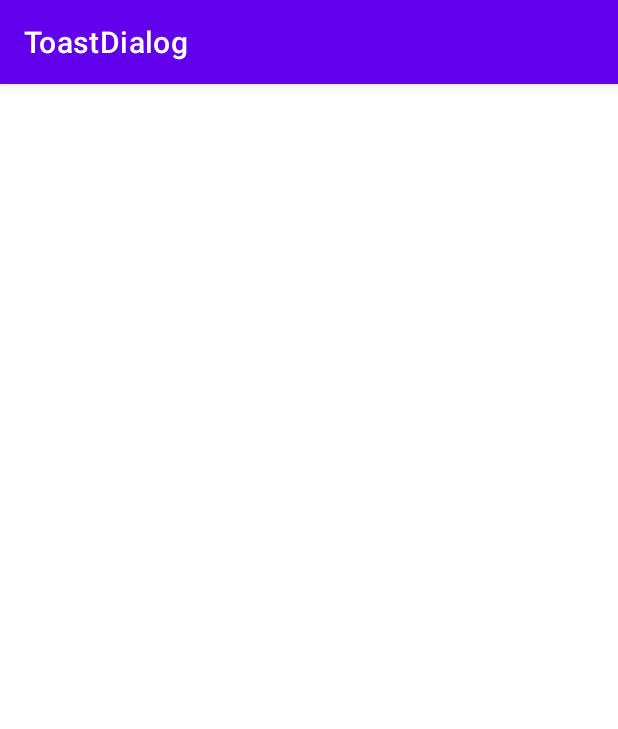
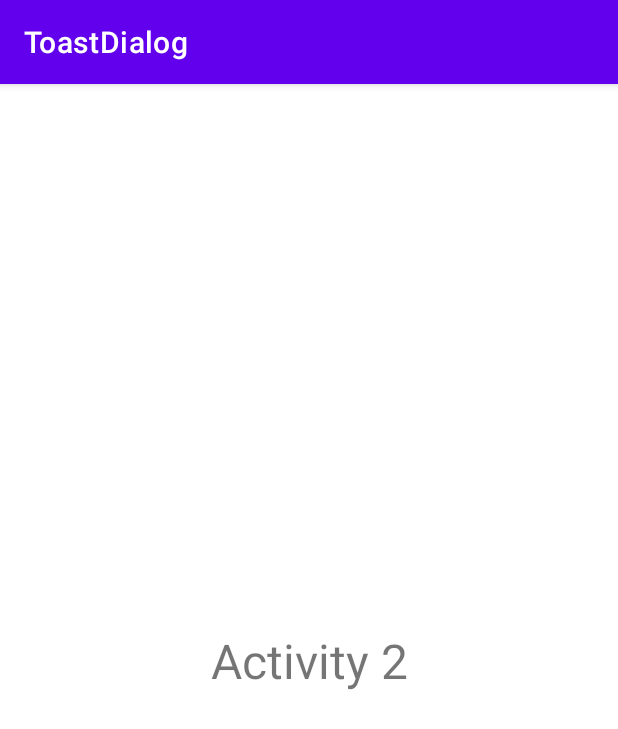
Before and after one commit to aliza-tariq/ToastDialog, an Android app: the MainActivity2 screen opened directly, with no data from a screen before it, on a phone screen of 412 x 824 dp. Shown: the top 729 px of the screen. Run offline under Robolectric (Android 15) with nearby library versions, the phone set to English and light mode, and no system bars.

Commit message:
toastDialogLayout

```diff
--- a/app/src/main/res/layout/activity_main2.xml
+++ b/app/src/main/res/layout/activity_main2.xml
@@ -5,5 +5,14 @@
     android:layout_width="match_parent"
     android:layout_height="match_parent"
     tools:context=".MainActivity2">
+    <TextView
+        android:layout_width="wrap_content"
+        android:layout_height="wrap_content"
+        android:text="Activity 2"
+        android:textSize="32sp"
+        app:layout_constraintBottom_toBottomOf="parent"
+        app:layout_constraintEnd_toEndOf="parent"
+        app:layout_constraintStart_toStartOf="parent"
+        app:layout_constraintTop_toTopOf="parent" />
 
 </androidx.constraintlayout.widget.ConstraintLayout>
```
